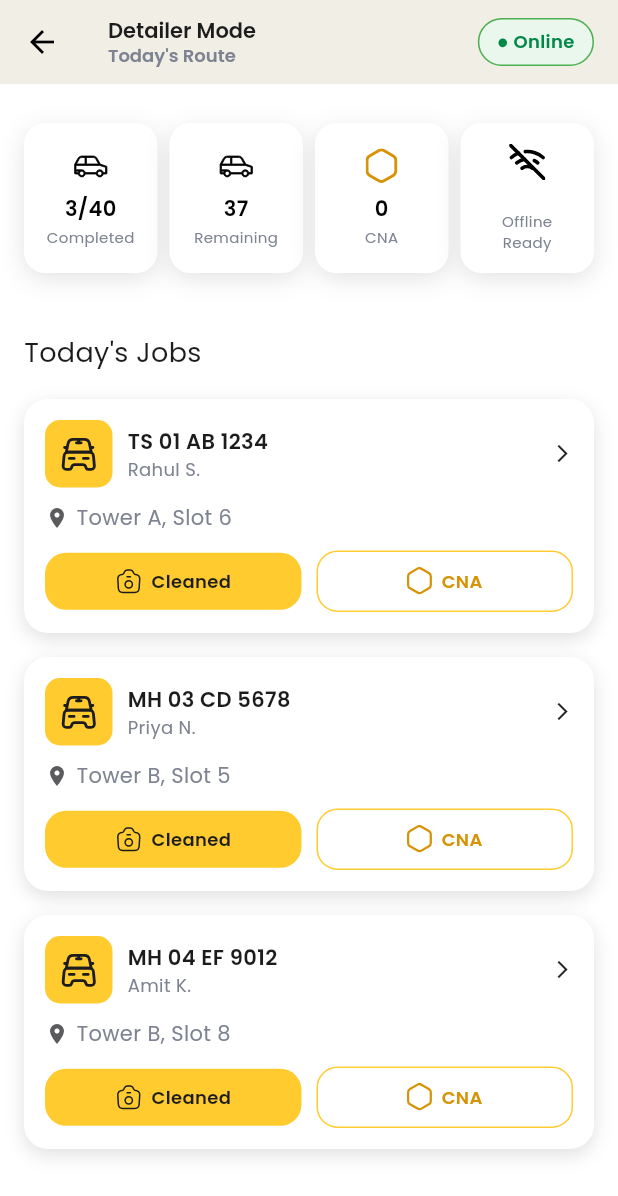
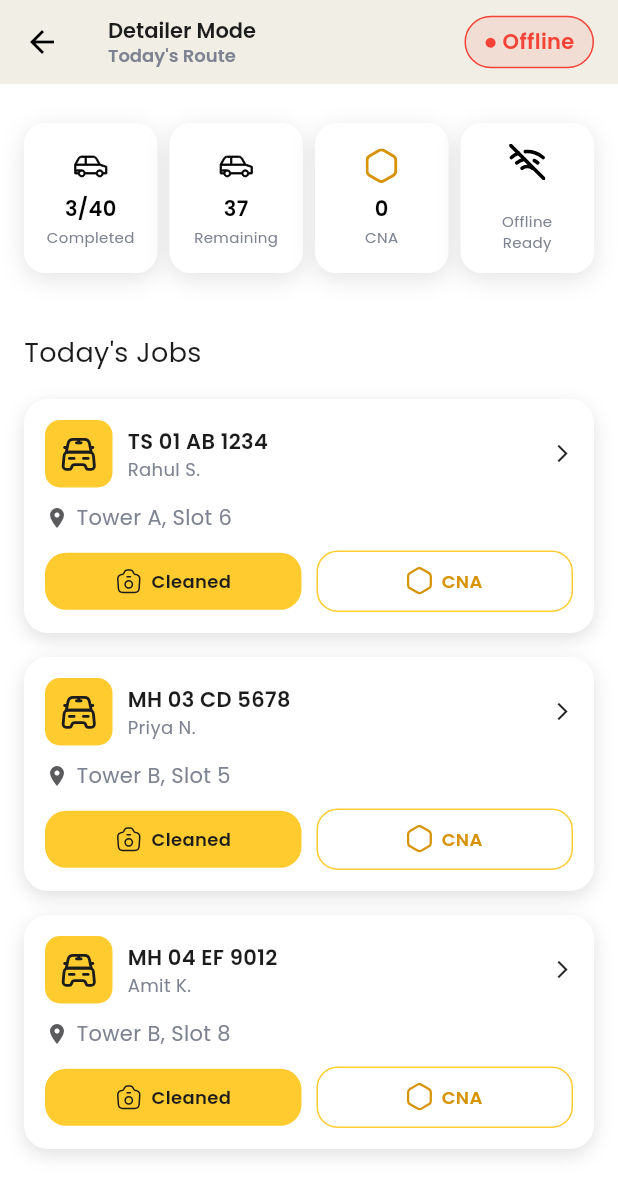
Before and after one commit to Arjun-52/autozy_vendor_app, a Flutter app: the DetailerDashboard screen opened by its route, on a phone screen of 412 x 824 dp. Shown: the top 1196 px of the screen. Run offline on Flutter 3.47's test engine with Material 3 defaults, Android fonts, the phone set to English and light mode, and no system bars; our stand-ins replace another_flushbar, dio, firebase_core, firebase_messaging, flutter_svg, go_router and 3 more; accounts and stored records are empty; generated files the repository leaves out were written again; project files that could hold a hidden picture were left out.

Commit message:
online- offline added

```diff
--- a/lib/views/detailer/screens/detailer_dashboard.dart
+++ b/lib/views/detailer/screens/detailer_dashboard.dart
@@ -1,3 +1,4 @@
+import 'package:autozy_vendor_app/core/utils/top_status_banner.dart';
 import 'package:autozy_vendor_app/views/detailer/widgets/dashboard_status_row.dart';
 import 'package:autozy_vendor_app/views/detailer/widgets/jobs_list_view.dart';
 import 'package:flutter/material.dart';
@@ -18,6 +19,8 @@ class DetailerDashboard extends StatefulWidget {
 }
 
 class _DetailerDashboardState extends State<DetailerDashboard> {
+  bool isOnline = false;
+
   @override
   void initState() {
     super.initState();
@@ -74,16 +77,37 @@ class _DetailerDashboardState extends State<DetailerDashboard> {
             Text("Today's Route", style: AppStyles.smallMedium),
           ],
         ),
+
         actions: [
-          Container(
-            margin: AppSpacing.right16,
-            padding: AppSpacing.horizontal12Vertical6,
-            decoration: BoxDecoration(
-              color: AppColors.onlineBg.withOpacity(0.5),
-              border: Border.all(color: AppColors.success),
-              borderRadius: BorderRadius.circular(AppSpacing.radiusLg),
+          GestureDetector(
+            onTap: () {
+              setState(() {
+                isOnline = !isOnline;
+              });
+
+              handleOnlineToggle(context, isOnline); // ✅ ADD THIS LINE
+            },
+            child: AnimatedContainer(
+              duration: const Duration(milliseconds: 250),
+              margin: AppSpacing.right16,
+              padding: AppSpacing.horizontal12Vertical6,
+              decoration: BoxDecoration(
+                color: isOnline
+                    ? AppColors.onlineBg.withOpacity(0.5)
+                    : Colors.red.withOpacity(0.1),
+                border: Border.all(
+                  color: isOnline ? AppColors.success : Colors.red,
+                ),
+                borderRadius: BorderRadius.circular(AppSpacing.radiusLg),
+              ),
+              child: Text(
+                isOnline ? "● Online" : "● Offline",
+                style: TextStyle(
+                  color: isOnline ? AppColors.success : Colors.red,
+                  fontWeight: FontWeight.w600,
+                ),
+              ),
             ),
-            child: const Text("● Online", style: AppStyles.online),
           ),
         ],
       ),
```
Also changed, not shown: lib/core/utils/top_status_banner.dart (added, +110 -0 lines).
